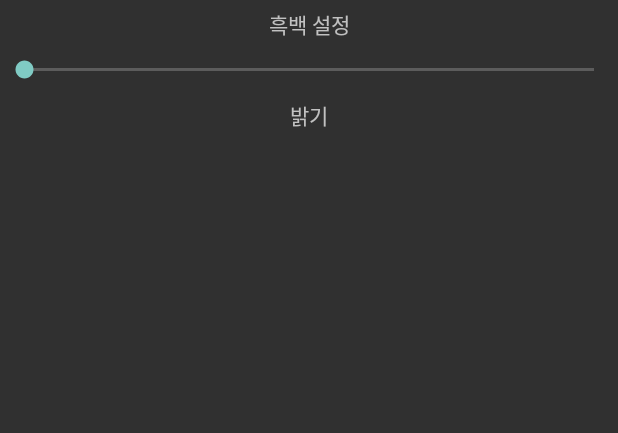
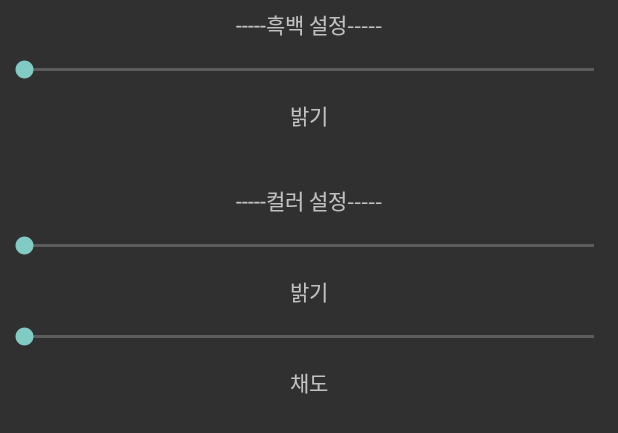
Before and after one commit to kinaer/GraduatedProject, an Android app: the layout effect_setting_menu.xml on its own in the app's theme, with its tools: preview values and no code run, on a phone screen of 412 x 824 dp. Shown: the top 433 px of the screen. Run offline under Robolectric (Android 15) with nearby library versions, the light colour scheme and no system bars.

Commit message:
컬러 필터 수정 완료 유채화 삭제

```diff
--- a/DayToon/app/src/main/java/com/project/aek/daytoon/MainMenuActivity.java
+++ b/DayToon/app/src/main/java/com/project/aek/daytoon/MainMenuActivity.java
@@ -36,10 +36,6 @@ public class MainMenuActivity extends AppCompatActivity {
                 Log.d("_test","goCamera");
                 startActivity(new Intent(MainMenuActivity.this,CameraActivity.class));
                 break;
-            case R.id.goBalloon:
-                Log.d("_test","goBalloon");
-                startActivity(new Intent(MainMenuActivity.this,AddBalloonActivity.class));
-                break;
             case R.id.capture:
                 Log.d("_test","capture");
                 startActivity(new Intent(MainMenuActivity.this,LayoutActivity.class));
--- a/DayToon/app/src/main/res/layout/activity_conversion.xml
+++ b/DayToon/app/src/main/res/layout/activity_conversion.xml
@@ -9,7 +9,7 @@
         android:layout_height="match_parent"
         android:adjustViewBounds="true"
         android:scaleType="fitXY"
-        />
+        android:contentDescription="" />
 
 
 </LinearLayout>
--- a/DayToon/app/src/main/res/layout/effect_setting_menu.xml
+++ b/DayToon/app/src/main/res/layout/effect_setting_menu.xml
@@ -4,7 +4,7 @@
     android:layout_height="match_parent">
 
     <TextView
-        android:text="흑백 설정"
+        android:text="-----흑백 설정-----"
         android:layout_width="match_parent"
         android:layout_height="wrap_content"
         android:id="@+id/textView"
@@ -28,4 +28,46 @@
         android:textAlignment="center"
         android:paddingBottom="5dp"
         android:paddingTop="5dp" />
+
+    <TextView
+        android:text="-----컬러 설정-----"
+        android:layout_width="match_parent"
+        android:layout_height="wrap_content"
+        android:id="@+id/textView2"
+        android:textAlignment="center"
+        android:paddingTop="30dp"
+        android:paddingBottom="5dp" />
+
+    <SeekBar
+        android:layout_width="match_parent"
+        android:layout_height="wrap_content"
+        android:id="@+id/colorSr"
+        android:paddingBottom="5dp"
+        android:paddingTop="5dp"
+        android:max="100" />
+
+    <TextView
+        android:text="밝기"
+        android:layout_width="match_parent"
+        android:layout_height="wrap_content"
+        android:id="@+id/textView3"
+        android:textAlignment="center"
+        android:paddingBottom="5dp"
+        android:paddingTop="5dp" />
+
+    <SeekBar
+        android:layout_width="match_parent"
+        android:layout_height="wrap_content"
+        android:id="@+id/colorSaturation"
+        android:paddingBottom="5dp"
+        android:paddingTop="5dp"
+        android:max="100" />
+    <TextView
+        android:text="채도"
+        android:layout_width="match_parent"
+        android:layout_height="wrap_content"
+        android:id="@+id/textView4"
+        android:textAlignment="center"
+        android:paddingBottom="5dp"
+        android:paddingTop="5dp" />
 </LinearLayout>
```
Also changed, not shown: DayToon/app/src/main/java/com/project/aek/daytoon/CameraActivity.java (+1 -38 lines), DayToon/app/src/main/java/com/project/aek/daytoon/ConversionActivity.java (+30 -1 lines), DayToon/app/src/main/java/com/project/aek/daytoon/MangaEffect.java (+79 -131 lines), DayToon/app/src/main/res/layout/activity_mainmenu.xml (+2 -13 lines), 37 other files.
